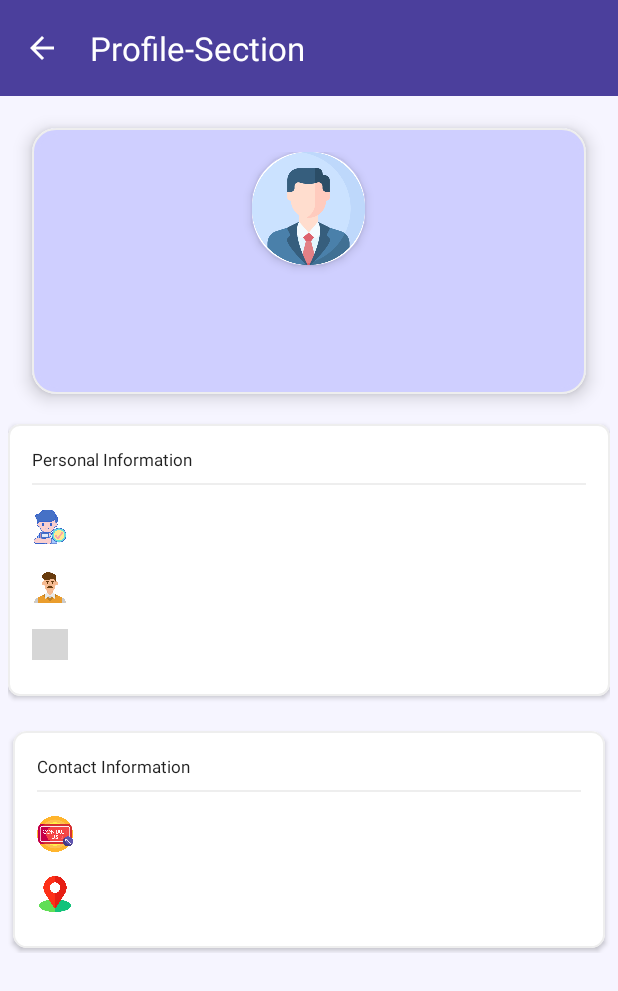
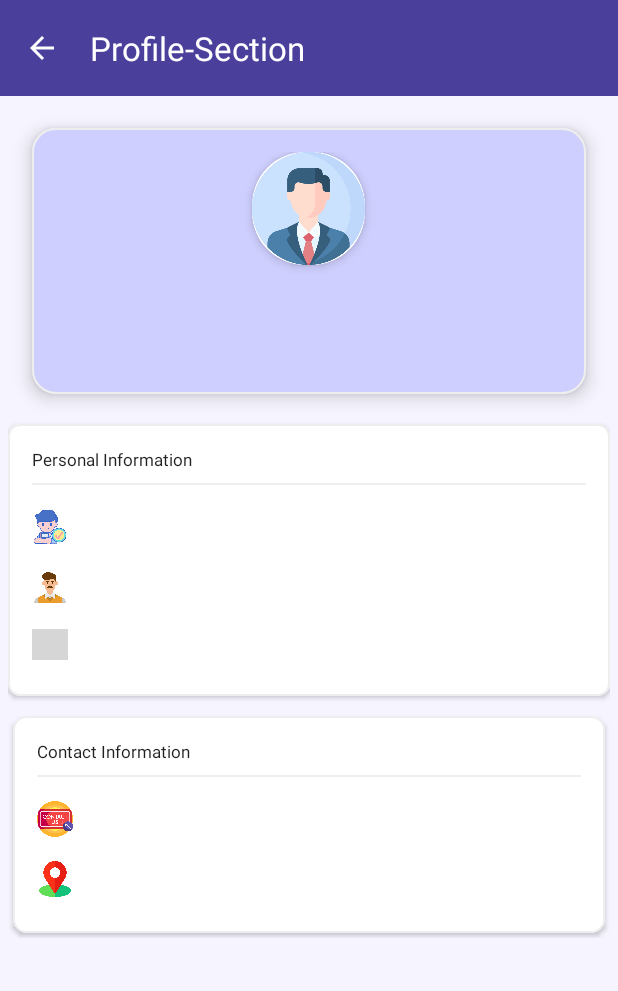
Before and after one commit to priya99299/Lucky-clone, an Android app: the Profile_module screen opened directly, with no data from a screen before it, on a phone screen of 412 x 824 dp. Shown: the top 991 px of the screen. Run offline under Robolectric (Android 15) with nearby library versions, the phone set to English and light mode, and no system bars; pictures from the network do not load; grey boxes are pictures that could not be loaded.

Commit message:
minor ui

```diff
--- a/app/src/main/res/layout/activity_profile_module.xml
+++ b/app/src/main/res/layout/activity_profile_module.xml
@@ -136,15 +136,13 @@
                 android:layout_height="wrap_content"
                 app:cardCornerRadius="8dp"
                 app:cardElevation="2dp"
-                android:layout_marginTop="20dp"
-                android:layout_marginBottom="20dp"
 
 
+                android:layout_marginTop="20dp"
+
                 app:cardBackgroundColor="@color/white"
-
+                android:layout_marginBottom="10dp"
                 app:strokeColor="@color/grey_200"
-
-
                 app:strokeWidth="1dp">
 
                 <LinearLayout
@@ -289,29 +287,28 @@
                         android:id="@+id/contact_info_title"
                         android:layout_width="match_parent"
                         android:layout_height="wrap_content"
+                        android:paddingBottom="8dp"
                         android:text="Contact Information"
                         android:textColor="@color/black_87"
-                        android:textSize="11sp"
-                        android:paddingBottom="8dp" />
+                        android:textSize="11sp" />
 
                     <View
                         android:layout_width="match_parent"
                         android:layout_height="1dp"
-                        android:background="@color/grey_200"
-                        android:layout_marginBottom="8dp" />
+                        android:layout_marginBottom="8dp"
+                        android:background="@color/grey_200" />
 
                     <LinearLayout
                         android:layout_width="match_parent"
                         android:layout_height="wrap_content"
+                        android:gravity="center_vertical"
                         android:orientation="horizontal"
-                        android:paddingVertical="8dp"
-                        android:gravity="center_vertical">
+                        android:paddingVertical="8dp">
 
                         <ImageView
                             android:layout_width="24dp"
                             android:layout_height="24dp"
-                            android:src="@drawable/contact"
-                            />
+                            android:src="@drawable/contact" />
 
                         <TextView
                             android:id="@+id/contact"
@@ -328,15 +325,14 @@
                     <LinearLayout
                         android:layout_width="match_parent"
                         android:layout_height="wrap_content"
+                        android:gravity="center_vertical"
                         android:orientation="horizontal"
-                        android:paddingVertical="8dp"
-                        android:gravity="center_vertical">
+                        android:paddingVertical="8dp">
 
                         <ImageView
                             android:layout_width="24dp"
                             android:layout_height="24dp"
-                            android:src="@drawable/location"
-                            />
+                            android:src="@drawable/location" />
 
                         <TextView
                             android:id="@+id/address"
```
